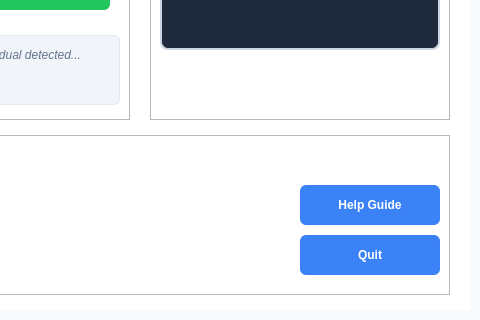
Qt form gui/designer2.ui (Jurassic001/helm) before a commit; both pictures show x 420 to 900 and y 260 to 580 of the 900 by 580 pixel window.
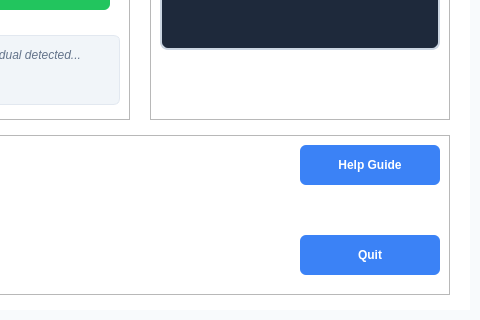
The same form after that commit.

```diff
--- a/gui/designer2.ui
+++ b/gui/designer2.ui
@@ -10,15 +10,27 @@
     <height>580</height>
    </rect>
   </property>
+  <property name="sizePolicy">
+   <sizepolicy hsizetype="Expanding" vsizetype="Expanding">
+    <horstretch>0</horstretch>
+    <verstretch>0</verstretch>
+   </sizepolicy>
+  </property>
   <property name="font">
    <font>
     <family>Segoe UI</family>
     <pointsize>10</pointsize>
    </font>
   </property>
+  <property name="focusPolicy">
+   <enum>Qt::FocusPolicy::StrongFocus</enum>
+  </property>
   <property name="windowTitle">
    <string>HELM Dashboard</string>
   </property>
+  <property name="autoFillBackground">
+   <bool>false</bool>
+  </property>
   <property name="styleSheet">
    <string notr="true">QDialog {
     background-color: #f8fafc;
@@ -396,6 +408,19 @@
      <property name="frameShape">
       <enum>QFrame::Shape::StyledPanel</enum>
      </property>
+     <widget class="QPushButton" name="help_button">
+      <property name="geometry">
+       <rect>
+        <x>690</x>
+        <y>10</y>
+        <width>140</width>
+        <height>40</height>
+       </rect>
+      </property>
+      <property name="text">
+       <string>Help Guide</string>
+      </property>
+     </widget>
     </widget>
     <widget class="QLabel" name="controls_label">
      <property name="geometry">
@@ -493,32 +518,19 @@
       <string>System Active - Monitoring</string>
      </property>
     </widget>
-    <widget class="QPushButton" name="help_button">
+    <widget class="QPushButton" name="quit_button">
      <property name="geometry">
       <rect>
        <x>710</x>
-         <y>400</y>
+       <y>450</y>
        <width>140</width>
        <height>40</height>
       </rect>
      </property>
      <property name="text">
-      <string>Help Guide</string>
+      <string>Quit</string>
      </property>
     </widget>
-     <widget class="QPushButton" name="quit_button">
-      <property name="geometry">
-        <rect>
-         <x>710</x>
-         <y>450</y>
-         <width>140</width>
-         <height>40</height>
-        </rect>
-      </property>
-      <property name="text">
-        <string>Quit</string>
-      </property>
-     </widget>
    </widget>
    <widget class="QWidget" name="accessibility">
     <property name="styleSheet">
```
